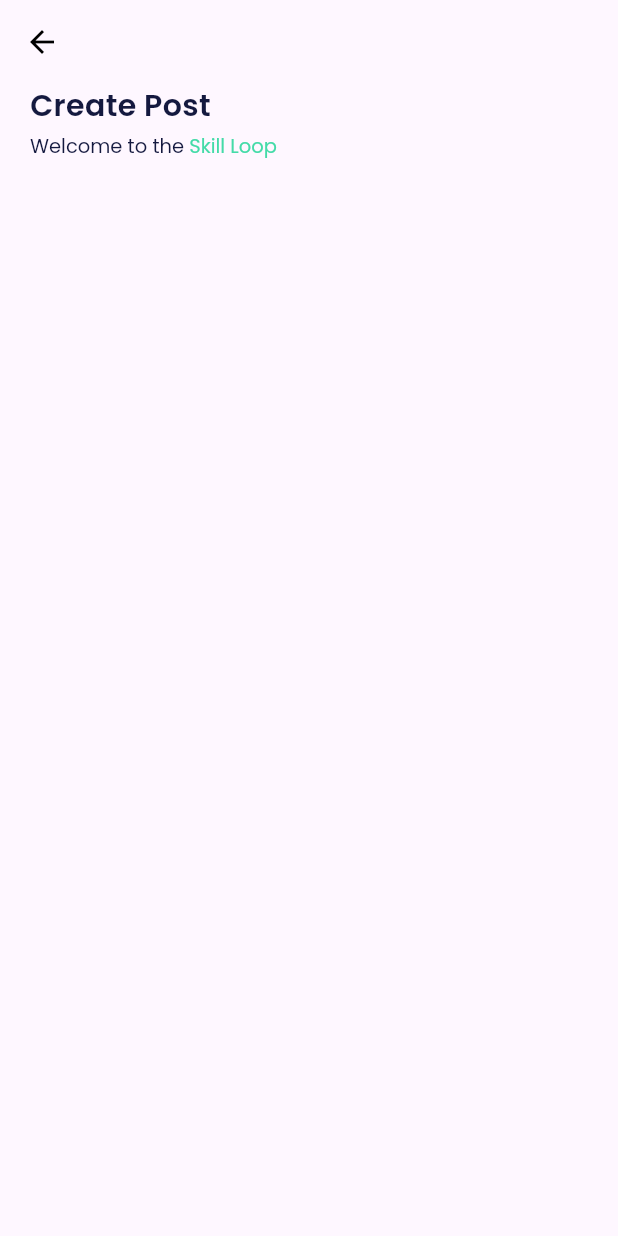
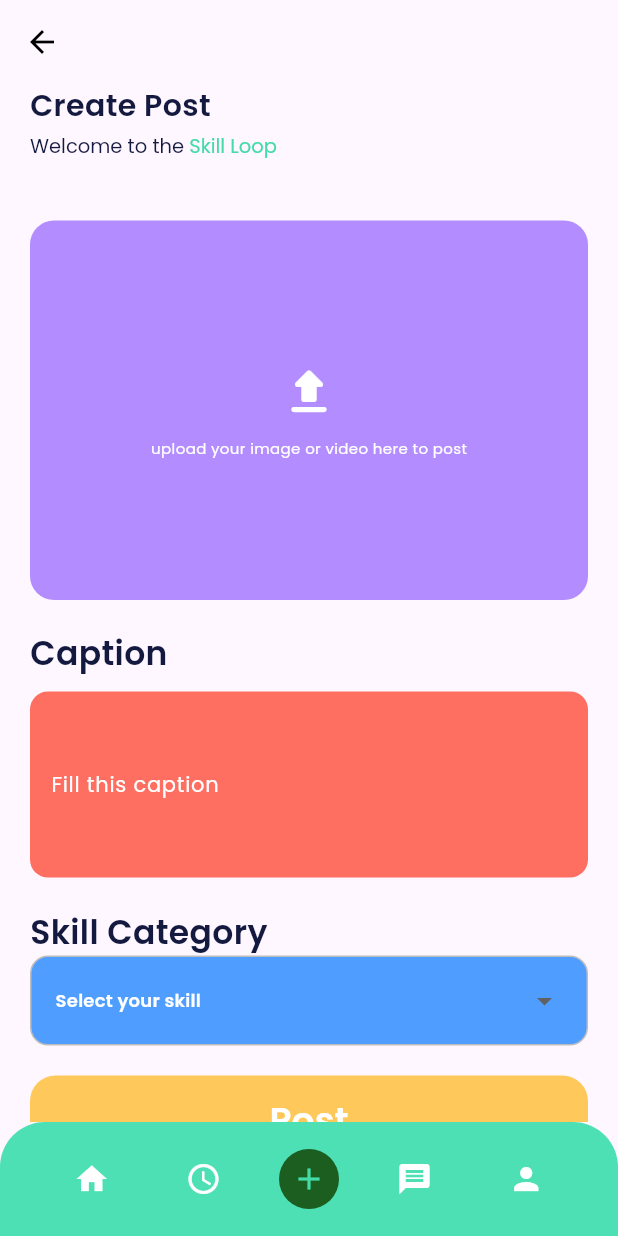
Before and after one commit to yowxy/StudyApps, a Flutter app: the CreatePost screen opened directly, on a phone screen of 412 x 824 dp. Run offline on Flutter 3.47's test engine with Material 3 defaults, Android fonts, the phone set to English and light mode, and no system bars; our stand-ins replace firebase_auth, firebase_core, google_fonts, image_picker; accounts and stored records are empty.

Commit message:
feat: slicing create post

```diff
--- a/lib/features/home/home.dart
+++ b/lib/features/home/home.dart
@@ -39,8 +39,6 @@
               fontSize: 24,
             ),
           ),
-
-
            Text(
               // kalau user != null, tampilkan email-nya
               user != null ? user.email ?? "Tidak ada email" : "Belum login",
--- a/lib/features/home/widget/bottom_bar.dart
+++ b/lib/features/home/widget/bottom_bar.dart
@@ -45,7 +45,7 @@
             onTap: () {
               Navigator.push(
                 context,
-                MaterialPageRoute(builder: (context) => const CreatePost()),
+                MaterialPageRoute(builder: (context) => CreatePost()),
               );
             },
             child: Container(
--- a/lib/features/post/create_post.dart
+++ b/lib/features/post/create_post.dart
@@ -1,10 +1,24 @@
 import 'package:flutter/material.dart';
 import 'package:skill_loop/features/home/home.dart';
+import 'package:skill_loop/features/home/widget/bottom_bar.dart';
+import 'package:skill_loop/features/post/widget/dropdown.dart';
+import 'package:skill_loop/features/post/widget/input.dart';
+import 'package:skill_loop/features/post/widget/upload.dart';
+import 'package:skill_loop/features/splash/splash_screen.dart';
+import 'package:skill_loop/features/widget/button.dart';
 import 'package:skill_loop/shared/theme.dart';
 
-class CreatePost extends StatelessWidget {
-  const CreatePost({super.key});
+class CreatePost extends StatefulWidget {
+  CreatePost({super.key});
 
+  @override
+  State<CreatePost> createState() => _CreatePostState();
+}
+
+class _CreatePostState extends State<CreatePost> {
+  final TextEditingController captionTextEditingController = TextEditingController();
+  final List<String> skillList =
+  ['UI/UX', 'Frontend', 'Backend', 'Flutter', 'Data Science'];
   @override
   Widget build(BuildContext context) {
     return Scaffold(
@@ -17,21 +31,24 @@
           onPressed: () {
             Navigator.push(
               context,
-              MaterialPageRoute(builder: (context) => HomeScreen()),
+              MaterialPageRoute(builder: (context) => const HomeScreen()),
             );
           },
         ),
       ),
       body: SafeArea(
         child: ListView(
+          shrinkWrap: true,
           padding: const EdgeInsets.symmetric(horizontal: 20),
           children: [
-            Text('Create Post',style: blackTextStyle.copyWith(
+            Text(
+              'Create Post',
+              style: blackTextStyle.copyWith(
                 fontSize: 20,
                 fontWeight: semibold,
               ),
             ),
-            const  SizedBox(height: 3,),
+            const SizedBox(height: 3),
             RichText(
               text: TextSpan(
                 children: [
@@ -52,9 +69,63 @@
                 ],
               ),
             ),
+            const SizedBox(height: 40),
+            uploadBox(
+              height: 253,
+              width: double.infinity,
+              color: purple,
+            ),
+            const SizedBox(height: 20),
+            Text(
+              'Caption',
+              style: blackTextStyle.copyWith(
+                fontWeight: semibold,
+                fontSize: 22,
+              ),
+            ),
+            const SizedBox(height: 10),
+            CustomInputForm(
+              controller: captionTextEditingController,
+              hintText: "Fill this caption",
+              obscureText: false,
+              width: double.infinity,
+              color: red,
+            ),
+            const SizedBox(height: 5),
+            Text(
+              'Skill Category',
+              style: blackTextStyle.copyWith(
+                fontWeight: semibold,
+                fontSize: 22,
+              ),
+            ),
+          CustomDropdown(
+          width: 250,
+          height: 60,
+          color: blueLightColor,
+          items: skillList,
+          hintText: 'Select your skill',
+          onChanged: (value) {
+            debugPrint('Selected skill: $value');
+          },
+        ),
+        const SizedBox(height: 20,),
+        CustomButtonForm(
+          height: 58,
+          width: double.infinity,
+          title: 'Post',
+          onPressed: (){
+            Navigator.push(context,
+            MaterialPageRoute(builder: (context) => SplashScreen()
+            )
+          );
+          },
+          color: orange
+        )
           ],
         ),
       ),
+      bottomNavigationBar: const BottomBar(currentIndex: 2),
     );
   }
 }
--- /dev/null
+++ b/lib/features/post/widget/dropdown.dart
@@ -0,0 +1,74 @@
+import 'package:flutter/material.dart';
+import 'package:skill_loop/shared/theme.dart';
+
+class CustomDropdown extends StatefulWidget {
+  final double width;
+  final double height;
+  final Color color;
+  final List<String> items;
+  final String hintText;
+  final Function(String?)? onChanged;
+
+  const CustomDropdown({
+    super.key,
+    required this.height,
+    required this.width,
+    required this.color,
+    required this.items,
+    required this.hintText,
+    this.onChanged,
+  });
+
+  @override
+  State<CustomDropdown> createState() => _CustomDropdownState();
+}
+
+class _CustomDropdownState extends State<CustomDropdown> {
+  String? selectedValue;
+
+  @override
+  Widget build(BuildContext context) {
+    return Container(
+      width: widget.width,
+      height: widget.height,
+      padding: const EdgeInsets.symmetric(horizontal: 16),
+      decoration: BoxDecoration(
+        color: widget.color,
+        borderRadius: BorderRadius.circular(12),
+        border: Border.all(color: Colors.grey.shade400),
+      ),
+      child: DropdownButtonHideUnderline(
+        child: DropdownButton<String>(
+          value: selectedValue,
+          hint: Text(
+            widget.hintText,
+            style: whiteTextStyle.copyWith(
+              fontSize: 12,
+              fontWeight: semibold
+            ),
+          ),
+          isExpanded: true,
+          items: widget.items.map((String item) {
+            return DropdownMenuItem<String>(
+              value: item,
+              child: Text(item,
+              style: blackTextStyle.copyWith(
+                fontSize: 12,
+                fontWeight: semibold,
+              )
+              ),
+            );
+          }).toList(),
+          onChanged: (value) {
+            setState(() {
+              selectedValue = value;
+            });
+            if (widget.onChanged != null) {
+              widget.onChanged!(value);
+            }
+          },
+        ),
+      ),
+    );
+  }
+}
--- /dev/null
+++ b/lib/features/post/widget/input.dart
@@ -0,0 +1,61 @@
+import 'package:flutter/material.dart';
+import 'package:skill_loop/shared/theme.dart';
+
+class CustomInputForm extends StatelessWidget {
+  final TextEditingController controller;
+  final String hintText;
+  final bool obscureText;
+  final double width;
+  final double? height;
+  final Color color;
+  final Widget? suffixIcon;
+  final EdgeInsetsGeometry? margin;
+
+  const CustomInputForm({
+    super.key,
+    required this.controller,
+    required this.hintText,
+    required this.obscureText,
+    required this.width,
+    this.height,
+    required this.color,
+    this.suffixIcon,
+    this.margin,
+  });
+
+  @override
+  Widget build(BuildContext context) {
+    return Container(
+      margin: margin ?? const EdgeInsets.only(bottom: 16),
+      width: width,
+      height: height,
+      child: TextFormField(
+        controller: controller,
+        obscureText: obscureText,
+        style: const TextStyle(color: Colors.white),
+        decoration: InputDecoration(
+          hintText: hintText,
+          hintStyle: TextStyle(
+            color: whiteColor,
+            fontSize: 14,
+          ),
+          filled: true,
+          fillColor: color,
+          contentPadding: const EdgeInsets.symmetric(
+            horizontal: 10,
+            vertical: 50,
+          ),
+          suffixIcon: suffixIcon,
+          enabledBorder: OutlineInputBorder(
+            borderRadius: BorderRadius.circular(12),
+            borderSide: BorderSide.none,
+          ),
+          focusedBorder: OutlineInputBorder(
+            borderRadius: BorderRadius.circular(12),
+            borderSide: BorderSide.none,
+          ),
+        ),
+      ),
+    );
+  }
+}
--- /dev/null
+++ b/lib/features/post/widget/upload.dart
@@ -0,0 +1,72 @@
+import 'dart:io';
+
+import 'package:flutter/material.dart';
+import 'package:image_picker/image_picker.dart';
+import 'package:skill_loop/shared/theme.dart';
+
+class uploadBox extends StatefulWidget {
+  final String? title;
+  final double height;
+  final double width;
+  final Color color;
+  const uploadBox({
+    this.title,
+    required this.height,
+    required this.width,
+    required this.color,
+    super.key});
+
+  @override
+  State<uploadBox> createState() => _uploadBoxState();
+}
+
+class _uploadBoxState extends State<uploadBox> {
+  File? selectFile;
+  final ImagePicker picker = ImagePicker();
+
+  Future<void> _pickFile() async {
+    final XFile? file = await picker.pickImage(source: ImageSource.gallery);
+    if (file != null) {
+      setState(() {
+        selectFile= File(file.path);
+      });
+    }
+  }
+
+  @override
+  Widget build(BuildContext context) {
+     return GestureDetector(
+      onTap: _pickFile,
+      child: Container(
+        width: widget.width,
+        height: widget.height,
+        decoration: BoxDecoration(
+          color: widget.color,
+          borderRadius: BorderRadius.circular(16),
+        ),
+        child: selectFile == null
+            ? Column(
+                mainAxisAlignment: MainAxisAlignment.center,
+                children: [
+                  const Icon(Icons.upload_rounded,
+                      color: Colors.white, size: 40),
+                  const SizedBox(height: 10),
+               Text('upload your image or video here to post',style: whiteTextStyle.copyWith(
+                fontSize: 10,
+                fontWeight: reguler,
+               ),)
+                ],
+              )
+            : ClipRRect(
+                borderRadius: BorderRadius.circular(16),
+                child: Image.file(
+                  selectFile!,
+                  fit: BoxFit.cover,
+                  width: widget.width,
+                  height: widget.height,
+                ),
+              ),
+      ),
+    );
+  }
+}
--- a/pubspec.yaml
+++ b/pubspec.yaml
@@ -39,6 +39,8 @@
   firebase_auth: ^6.1.2
   image_picker: ^1.2.0
   file_picker: ^10.3.6
+  firebase_storage: ^13.0.4
+  dropdown_button2: ^2.3.9
 
 dev_dependencies:
   flutter_test:
```
Also changed, not shown: pubspec.lock, 3 other files. Lines whose indentation alone changed are shown as unchanged.
